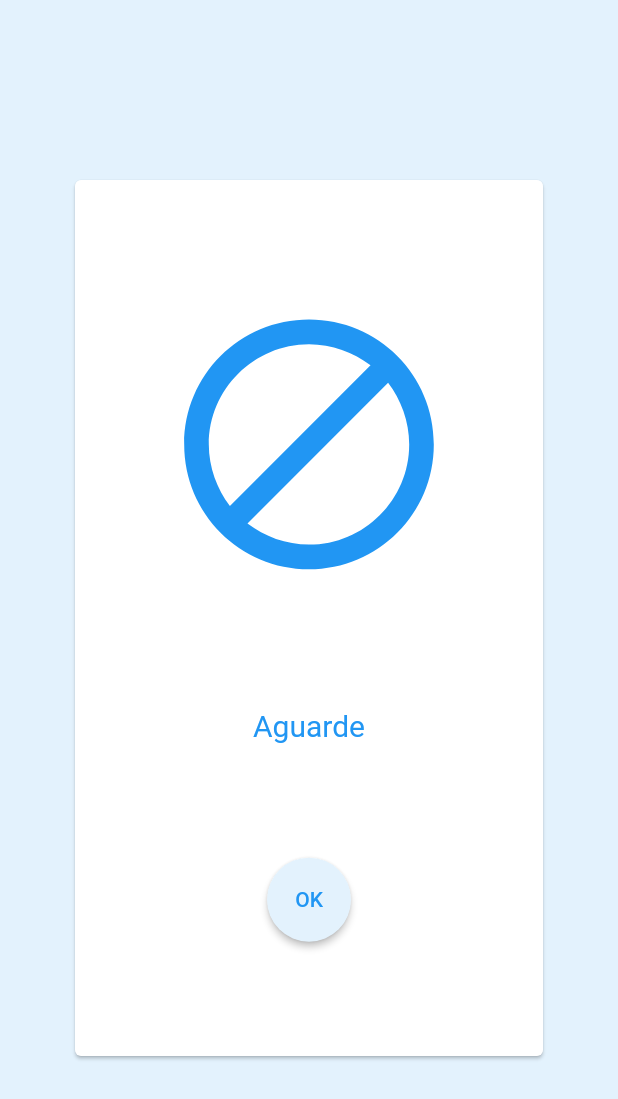
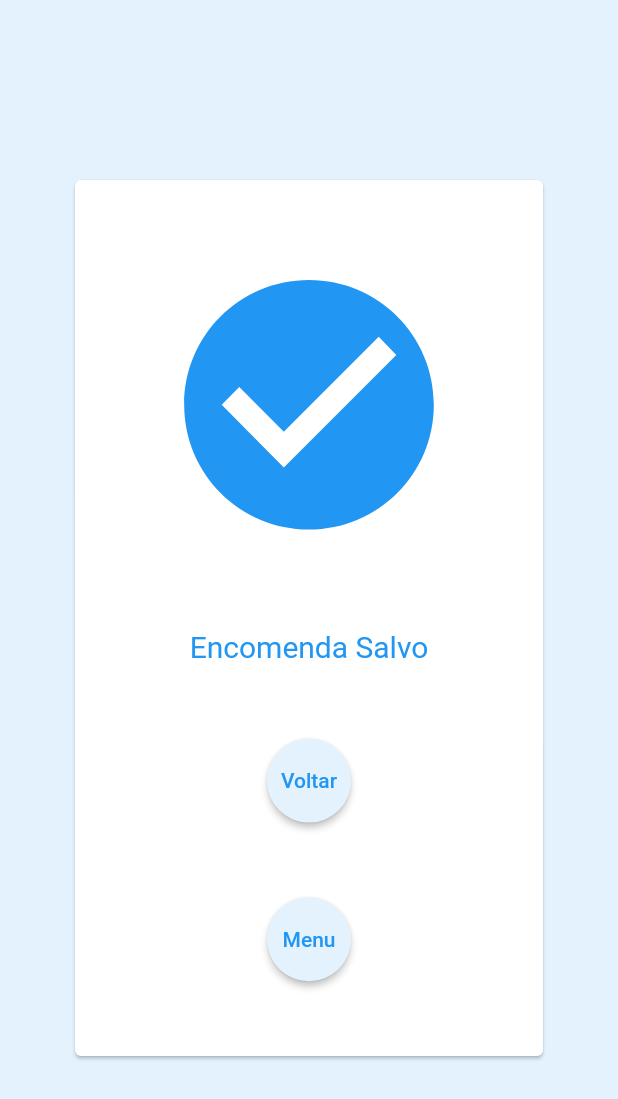
Before and after one commit to jmrlda/primobile_v9, a Flutter app: the EncomendaSucessoPage screen opened by its route, on a phone screen of 412 x 824 dp. Shown: the top 1099 px of the screen. Run offline on Flutter 3.47's test engine with Material 2 defaults, Android fonts, the phone set to English and light mode, and no system bars; our stand-ins replace dio, flutter_slidable, sqflite; missing offline and left inert: dart:ffi; accounts and stored records are empty.

Commit message:
#13 - limpar lista de itens(artigo) encomenda apos envio e/ou armazenamento a base dados
# alterado icon BLOCK para CHECK da pagina encomenda_sucesso.

# adicionado botao de navegacao ao menu na pagina encomenda_sucesso.

# Restaurado variaveis que contem valores de calculo da encomenda.

# alterado mensagem de "Aguarde" para "Encomenda Salvo" na pagina  encomenda_sucesso.

```diff
--- a/lib/artigo/artigo_api_provider.dart
+++ b/lib/artigo/artigo_api_provider.dart
@@ -6,7 +6,7 @@ import 'artigo_modelo.dart';
 class ArtigoApiProvider {
   void getTodosArtigos() async {
     // var url = 'http://127.0.0.1:3000/artigos';
-    var url = 'https://84aecaf4.ngrok.io/api/artigo/';
+    var url = 'https://99b3a750.ngrok.io/api/artigo/';
     Response response;
     try {
       response = await Dio().get(url);
--- a/lib/cliente/cliente_api_provider.dart
+++ b/lib/cliente/cliente_api_provider.dart
@@ -8,7 +8,7 @@ import 'cliente_modelo.dart';
 class ClienteApiProvider {
 
 Future<List<Cliente>> getTodosClientes() async {
-    var url = 'https://84aecaf4.ngrok.io/api/cliente';
+    var url = 'https://99b3a750.ngrok.io/api/cliente';
     Response response;
 
     try {
--- a/lib/encomenda/encomenda_api_provider.dart
+++ b/lib/encomenda/encomenda_api_provider.dart
@@ -7,7 +7,7 @@ import 'package:http/http.dart' as http;
 
 class EncomendapiProvider {
   Future<List<Encomenda>> getTodasEncomendas(String token) async {
-    var url = 'https://5ac64b0b.ngrok.io/api/encomenda';
+    var url = '\\https://252e57ea.ngrok.io/api/encomenda';
     Response response;
 
     try {
@@ -36,13 +36,15 @@ class EncomendapiProvider {
   }
 
   Future<http.Response> postEncomenda(Encomenda encomenda) async {
-    var url = 'https://84aecaf4.ngrok.io/api/encomenda/';
+    var url = 'https://99b3a750.ngrok.io/api/encomenda/';
 
     var body = json.encode(encomenda.toMapApi());
 
     var response = await http.post(url,
         headers: {"Content-Type": "application/json"}, body: body);
 
+
+      // verificar o codigo do status
     print("${response.statusCode}");
     print("${response.body}");
     return response;
--- a/lib/encomenda/encomenda_sucesso_page.dart
+++ b/lib/encomenda/encomenda_sucesso_page.dart
@@ -15,12 +15,12 @@ class EncomendaSucessoPage extends StatelessWidget {
               crossAxisAlignment: CrossAxisAlignment.center,
               children: <Widget>[
                 Icon(
-                  Icons.block,
+                  Icons.check_circle,
                   color: Colors.blue,
                   size: 200,
                 ),
                 Text(
-                  "Aguarde",
+                  "Encomenda Salvo",
                   style: TextStyle(
                     color: Colors.blue,
                     fontSize: 20,
@@ -28,14 +28,26 @@ class EncomendaSucessoPage extends StatelessWidget {
                 ),
                 MaterialButton(
                   height: 56,
-
                   color: Colors.blue[50],
                   shape: CircleBorder(),
-                  child: Text('OK', style: TextStyle(
-                     color: Colors.blue
-                  ),),
+                  child: Text(
+                    'Voltar',
+                    style: TextStyle(color: Colors.blue),
+                  ),
                   onPressed: () {
                     Navigator.of(context).pop();
+                  },
+                ),
+                MaterialButton(
+                  height: 56,
+                  color: Colors.blue[50],
+                  shape: CircleBorder(),
+                  child: Text(
+                    'Menu',
+                    style: TextStyle(color: Colors.blue),
+                  ),
+                  onPressed: () {
+                    Navigator.pushNamed(context, '/menu');
                   },
                 )
               ],
```
Also changed, not shown: lib/encomenda/encomenda_nova_page.dart (+11 -1 lines), 1 other file.
